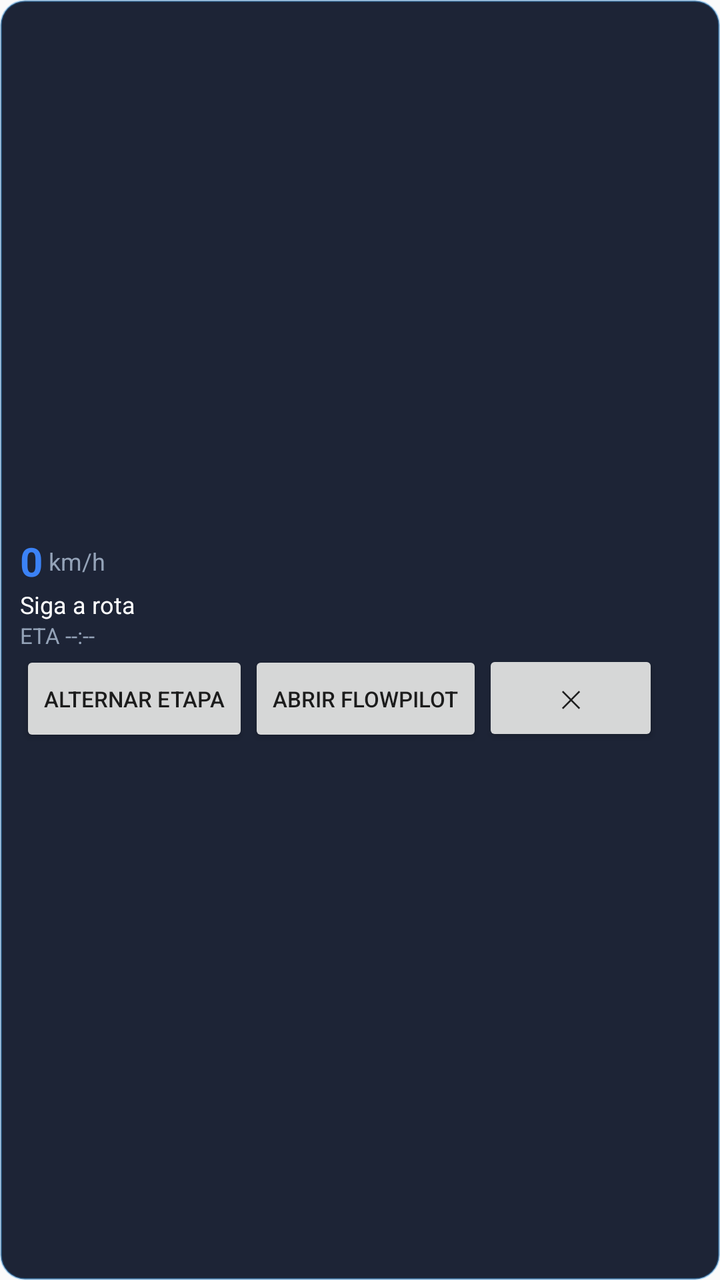
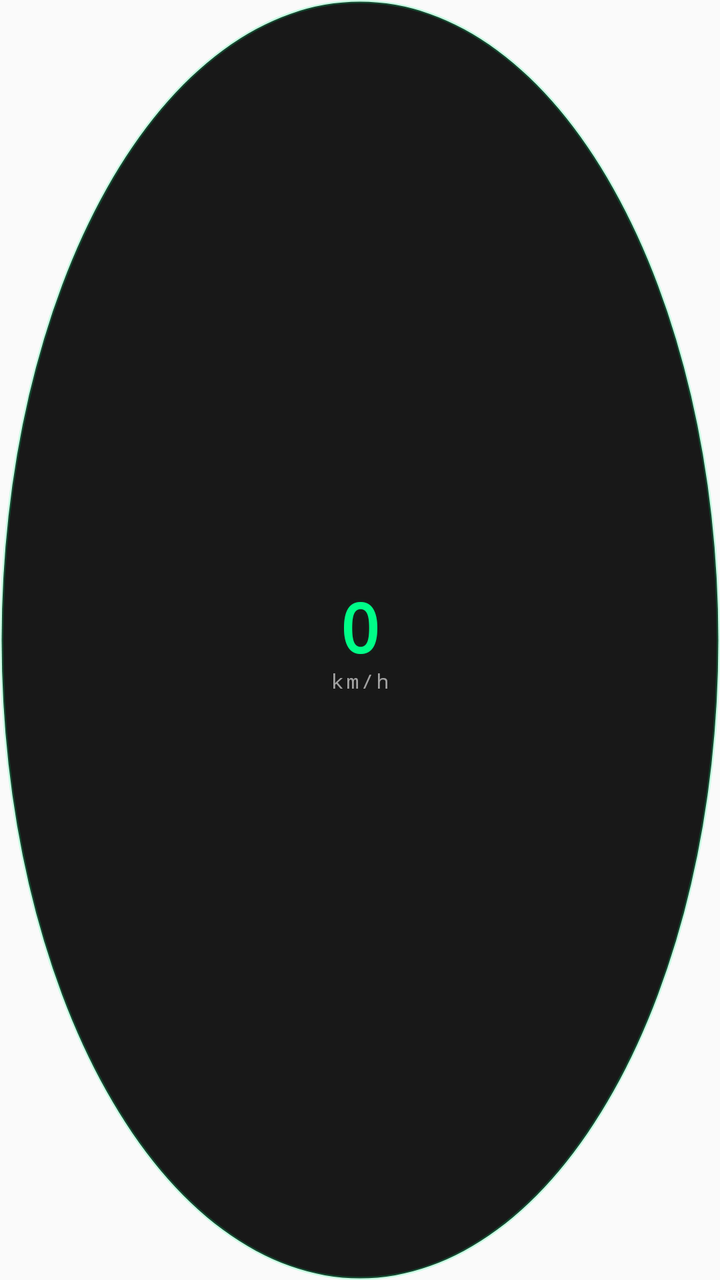

Two renders of the same Android screen: before a commit and after it. Below are the layout's source before the change and the commit's diff.
<!-- AndroidManifest.xml: application theme AppTheme -->
<!-- res/layout/overlay_flowpilot.xml -->
<?xml version="1.0" encoding="utf-8"?>
<LinearLayout xmlns:android="http://schemas.android.com/apk/res/android"
    android:layout_width="wrap_content"
    android:layout_height="wrap_content"
    android:orientation="vertical"
    android:background="@drawable/ov_borda"
    android:padding="10dp"
    android:gravity="center_vertical">

    <LinearLayout
        android:layout_width="wrap_content"
        android:layout_height="wrap_content"
        android:orientation="horizontal"
        android:gravity="center_vertical">

        <TextView
            android:id="@+id/ov_vel"
            android:layout_width="wrap_content"
            android:layout_height="wrap_content"
            android:text="0"
            android:textSize="20sp"
            android:textStyle="bold"
            android:textColor="#3b82f6" />

        <TextView
            android:layout_width="wrap_content"
            android:layout_height="wrap_content"
            android:text=" km/h"
            android:textColor="#94a3b8"
            android:textSize="12sp" />
    </LinearLayout>

    <TextView
        android:id="@+id/ov_maneuver"
        android:layout_width="wrap_content"
        android:layout_height="wrap_content"
        android:text="Siga a rota"
        android:textColor="#ffffff"
        android:textSize="12sp"
        android:maxLines="1"
        android:ellipsize="end" />

    <TextView
        android:id="@+id/ov_eta"
        android:layout_width="wrap_content"
        android:layout_height="wrap_content"
        android:text="ETA --:--"
        android:textColor="#94a3b8"
        android:textSize="11sp" />

    <LinearLayout
        android:layout_width="wrap_content"
        android:layout_height="wrap_content"
        android:orientation="horizontal">

        <Button
            android:id="@+id/ov_btn_etapa"
            android:layout_width="wrap_content"
            android:layout_height="wrap_content"
            android:text="Alternar Etapa"
            android:textSize="11sp" />

        <Button
            android:id="@+id/ov_btn_abrir"
            android:layout_width="wrap_content"
            android:layout_height="wrap_content"
            android:text="Abrir FlowPilot"
            android:textSize="11sp" />

        <Button
            android:id="@+id/ov_btn_fechar"
            android:layout_width="wrap_content"
            android:layout_height="wrap_content"
            android:text="✕"
            android:textSize="12sp" />
    </LinearLayout>
</LinearLayout>
<!-- resources referenced by this layout -->
<resources>
  <!-- drawable ov_borda (drawable) -->
  <?xml version="1.0" encoding="utf-8"?>
  <shape xmlns:android="http://schemas.android.com/apk/res/android"
      android:shape="rectangle">
      <solid android:color="#F00F172A" />
      <corners android:radius="12dp" />
      <stroke android:width="1dp" android:color="#66338FD8" />
  </shape>
  <style name="AppTheme" parent="Theme.AppCompat.Light.DarkActionBar">
          
          <item name="colorPrimary">@color/colorPrimary</item>
          <item name="colorPrimaryDark">@color/colorPrimaryDark</item>
          <item name="colorAccent">@color/colorAccent</item>
      </style>
</resources>

<!-- the commit's change to res/layout/overlay_flowpilot.xml (unified diff, before → after) -->
@@ -3,75 +3,37 @@
     android:layout_width="wrap_content"
     android:layout_height="wrap_content"
     android:orientation="vertical"
-    android:background="@drawable/ov_borda"
-    android:padding="10dp"
-    android:gravity="center_vertical">
+    android:gravity="center"
+    android:minWidth="92dp"
+    android:minHeight="92dp"
+    android:paddingLeft="10dp"
+    android:paddingRight="10dp"
+    android:paddingTop="14dp"
+    android:paddingBottom="12dp"
+    android:background="@drawable/ov_bolha">
 
-    <LinearLayout
+    <TextView
+        android:id="@+id/ov_vel"
         android:layout_width="wrap_content"
         android:layout_height="wrap_content"
-        android:orientation="horizontal"
-        android:gravity="center_vertical">
-
-        <TextView
-            android:id="@+id/ov_vel"
-            android:layout_width="wrap_content"
-            android:layout_height="wrap_content"
-            android:text="0"
-            android:textSize="20sp"
-            android:textStyle="bold"
-            android:textColor="#3b82f6" />
-
-        <TextView
-            android:layout_width="wrap_content"
-            android:layout_height="wrap_content"
-            android:text=" km/h"
-            android:textColor="#94a3b8"
-            android:textSize="12sp" />
-    </LinearLayout>
+        android:text="0"
+        android:textSize="34sp"
+        android:textStyle="bold"
+        android:typeface="monospace"
+        android:includeFontPadding="false"
+        android:textColor="#00FF88"
+        android:shadowColor="#1100FF66"
+        android:shadowRadius="8"
+        android:gravity="center" />
 
     <TextView
-        android:id="@+id/ov_maneuver"
         android:layout_width="wrap_content"
         android:layout_height="wrap_content"
-        android:text="Siga a rota"
-        android:textColor="#ffffff"
-        android:textSize="12sp"
-        android:maxLines="1"
-        android:ellipsize="end" />
-
-    <TextView
-        android:id="@+id/ov_eta"
-        android:layout_width="wrap_content"
-        android:layout_height="wrap_content"
-        android:text="ETA --:--"
-        android:textColor="#94a3b8"
-        android:textSize="11sp" />
-
-    <LinearLayout
-        android:layout_width="wrap_content"
-        android:layout_height="wrap_content"
-        android:orientation="horizontal">
-
-        <Button
-            android:id="@+id/ov_btn_etapa"
-            android:layout_width="wrap_content"
-            android:layout_height="wrap_content"
-            android:text="Alternar Etapa"
-            android:textSize="11sp" />
-
-        <Button
-            android:id="@+id/ov_btn_abrir"
-            android:layout_width="wrap_content"
-            android:layout_height="wrap_content"
-            android:text="Abrir FlowPilot"
-            android:textSize="11sp" />
-
-        <Button
-            android:id="@+id/ov_btn_fechar"
-            android:layout_width="wrap_content"
-            android:layout_height="wrap_content"
-            android:text="✕"
-            android:textSize="12sp" />
-    </LinearLayout>
+        android:text="km/h"
+        android:textSize="10sp"
+        android:typeface="monospace"
+        android:includeFontPadding="false"
+        android:textColor="#99FFFFFF"
+        android:letterSpacing="0.15"
+        android:gravity="center" />
 </LinearLayout>
<!-- resource entries referenced after the edit -->
@@ -1,12 +1,11 @@
 <!-- resources referenced by this layout -->
 <resources>
-  <!-- drawable ov_borda (drawable) -->
+  <!-- drawable ov_bolha (drawable) -->
   <?xml version="1.0" encoding="utf-8"?>
   <shape xmlns:android="http://schemas.android.com/apk/res/android"
-      android:shape="rectangle">
-      <solid android:color="#F00F172A" />
-      <corners android:radius="12dp" />
-      <stroke android:width="1dp" android:color="#66338FD8" />
+      android:shape="oval">
+      <solid android:color="#E6000000" />
+      <stroke android:width="1.5dp" android:color="#3300FF88" />
   </shape>
   <style name="AppTheme" parent="Theme.AppCompat.Light.DarkActionBar">
           
